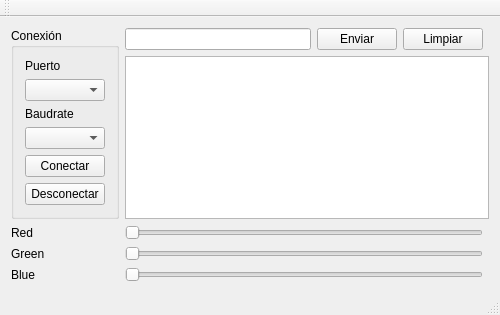
The window that mainwindow.ui (micheldavalos/Arduino_GUI) describes before a commit, drawn with Qt 5.
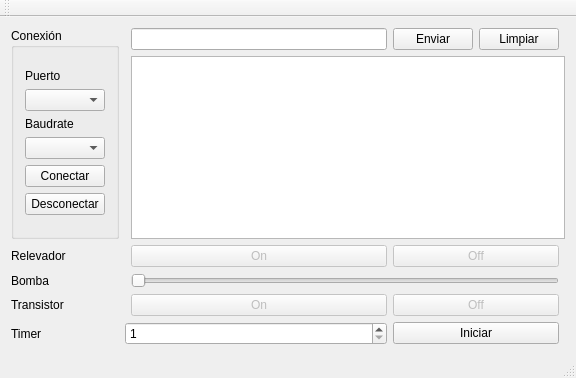
The same window after the commit.

Commit message: agregada la opcion de timer

The edit to the form file:
```diff
--- a/mainwindow.ui
+++ b/mainwindow.ui
@@ -6,8 +6,8 @@
    <rect>
     <x>0</x>
     <y>0</y>
-    <width>500</width>
-    <height>296</height>
+    <width>576</width>
+    <height>378</height>
    </rect>
   </property>
   <property name="windowTitle">
@@ -17,60 +17,17 @@
    <layout class="QGridLayout" name="gridLayout_2">
     <item row="0" column="0">
      <layout class="QGridLayout" name="gridLayout">
-      <item row="2" column="2" colspan="3">
-       <widget class="QSlider" name="horizontalSlider">
-        <property name="enabled">
-         <bool>false</bool>
-        </property>
-        <property name="maximum">
-         <number>255</number>
-        </property>
-        <property name="orientation">
-         <enum>Qt::Horizontal</enum>
-        </property>
-       </widget>
-      </item>
-      <item row="4" column="0">
-       <widget class="QLabel" name="label_5">
+      <item row="2" column="0">
+       <widget class="QLabel" name="label_3">
         <property name="text">
-         <string>Blue</string>
+         <string>Relevador</string>
         </property>
        </widget>
       </item>
-      <item row="3" column="2" colspan="3">
-       <widget class="QSlider" name="horizontalSlider_green">
-        <property name="enabled">
-         <bool>false</bool>
-        </property>
-        <property name="maximum">
-         <number>255</number>
-        </property>
-        <property name="orientation">
-         <enum>Qt::Horizontal</enum>
-        </property>
-       </widget>
-      </item>
-      <item row="1" column="2" colspan="4">
-       <widget class="QPlainTextEdit" name="plainTextEditRespuesta">
-        <property name="centerOnScroll">
-         <bool>false</bool>
-        </property>
-       </widget>
-      </item>
-      <item row="0" column="2">
-       <widget class="QLineEdit" name="lineEditEnviar"/>
-      </item>
-      <item row="0" column="3">
-       <widget class="QPushButton" name="botonEnviar">
+      <item row="3" column="0">
+       <widget class="QLabel" name="label_4">
         <property name="text">
-         <string>Enviar</string>
-        </property>
-       </widget>
-      </item>
-      <item row="0" column="4">
-       <widget class="QPushButton" name="pushButton">
-        <property name="text">
-         <string>Limpiar</string>
+         <string>Bomba</string>
         </property>
        </widget>
       </item>
@@ -147,33 +104,120 @@
         </layout>
        </widget>
       </item>
-      <item row="3" column="0">
-       <widget class="QLabel" name="label_4">
-        <property name="text">
-         <string>Green</string>
-        </property>
-       </widget>
-      </item>
-      <item row="2" column="0">
-       <widget class="QLabel" name="label_3">
-        <property name="text">
-         <string>Red</string>
-        </property>
-       </widget>
-      </item>
-      <item row="4" column="2" colspan="3">
-       <widget class="QSlider" name="horizontalSlider_blue">
+      <item row="3" column="2" colspan="3">
+       <widget class="QSlider" name="horizontalSlider_green">
         <property name="enabled">
          <bool>false</bool>
         </property>
         <property name="maximum">
-         <number>255</number>
+         <number>100</number>
         </property>
         <property name="orientation">
          <enum>Qt::Horizontal</enum>
         </property>
        </widget>
       </item>
+      <item row="2" column="2">
+       <widget class="QPushButton" name="pushButton_2">
+        <property name="enabled">
+         <bool>false</bool>
+        </property>
+        <property name="text">
+         <string>On</string>
+        </property>
+       </widget>
+      </item>
+      <item row="2" column="3" colspan="2">
+       <widget class="QPushButton" name="pushButton_3">
+        <property name="enabled">
+         <bool>false</bool>
+        </property>
+        <property name="text">
+         <string>Off</string>
+        </property>
+        <property name="flat">
+         <bool>false</bool>
+        </property>
+       </widget>
+      </item>
+      <item row="0" column="4">
+       <widget class="QPushButton" name="pushButton">
+        <property name="text">
+         <string>Limpiar</string>
+        </property>
+       </widget>
+      </item>
+      <item row="4" column="0">
+       <widget class="QLabel" name="label_5">
+        <property name="text">
+         <string>Transistor</string>
+        </property>
+       </widget>
+      </item>
+      <item row="4" column="2">
+       <widget class="QPushButton" name="pushButton_4">
+        <property name="enabled">
+         <bool>false</bool>
+        </property>
+        <property name="text">
+         <string>On</string>
+        </property>
+       </widget>
+      </item>
+      <item row="4" column="3" colspan="2">
+       <widget class="QPushButton" name="pushButton_5">
+        <property name="enabled">
+         <bool>false</bool>
+        </property>
+        <property name="text">
+         <string>Off</string>
+        </property>
+       </widget>
+      </item>
+      <item row="0" column="2">
+       <widget class="QLineEdit" name="lineEditEnviar"/>
+      </item>
+      <item row="0" column="3">
+       <widget class="QPushButton" name="botonEnviar">
+        <property name="text">
+         <string>Enviar</string>
+        </property>
+       </widget>
+      </item>
+      <item row="1" column="2" colspan="4">
+       <widget class="QPlainTextEdit" name="plainTextEditRespuesta">
+        <property name="centerOnScroll">
+         <bool>false</bool>
+        </property>
+       </widget>
+      </item>
+      <item row="5" column="0">
+       <widget class="QLabel" name="label_6">
+        <property name="text">
+         <string>Timer</string>
+        </property>
+       </widget>
+      </item>
+      <item row="5" column="1" colspan="2">
+       <widget class="QSpinBox" name="spinBox">
+        <property name="enabled">
+         <bool>true</bool>
+        </property>
+        <property name="minimum">
+         <number>1</number>
+        </property>
+        <property name="maximum">
+         <number>60</number>
+        </property>
+       </widget>
+      </item>
+      <item row="5" column="3" colspan="2">
+       <widget class="QPushButton" name="pushButton_6">
+        <property name="text">
+         <string>Iniciar</string>
+        </property>
+       </widget>
+      </item>
      </layout>
     </item>
    </layout>
```
Left out of the diff: 2 changed lines with no effect on the pictures. The commit also changes 3 other files.
